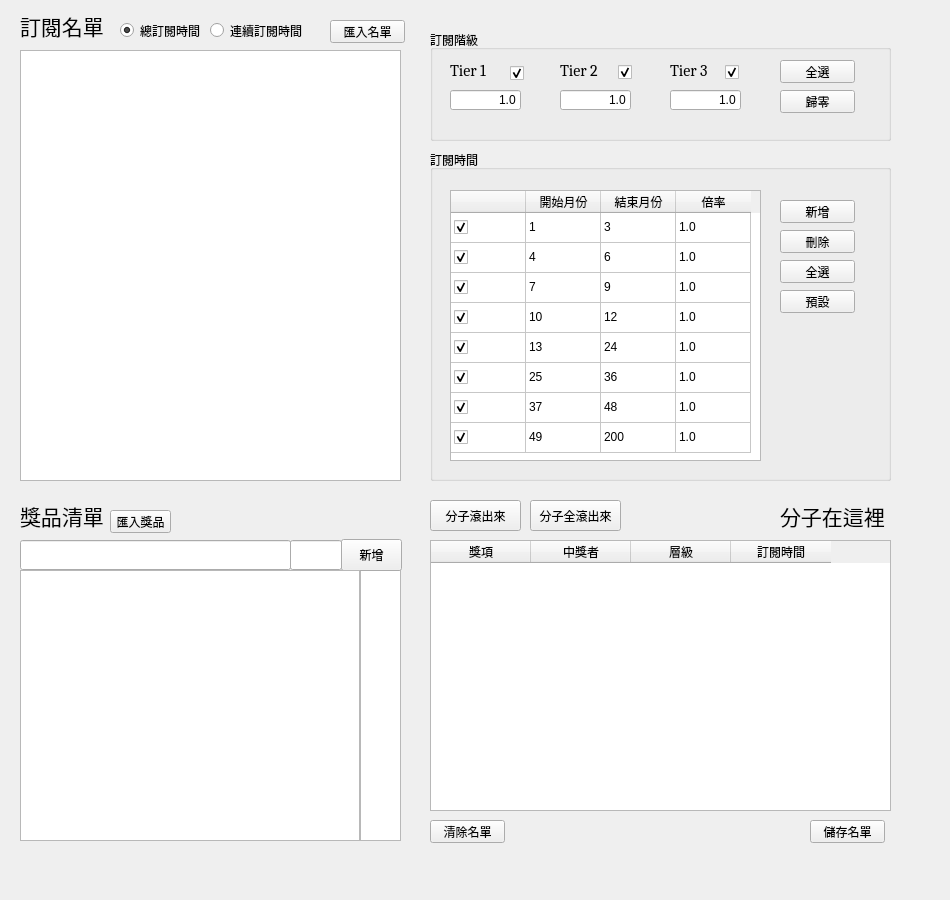
birsbear/twitch_raffle, file twitch_sub_v205.ui: the form before one commit.
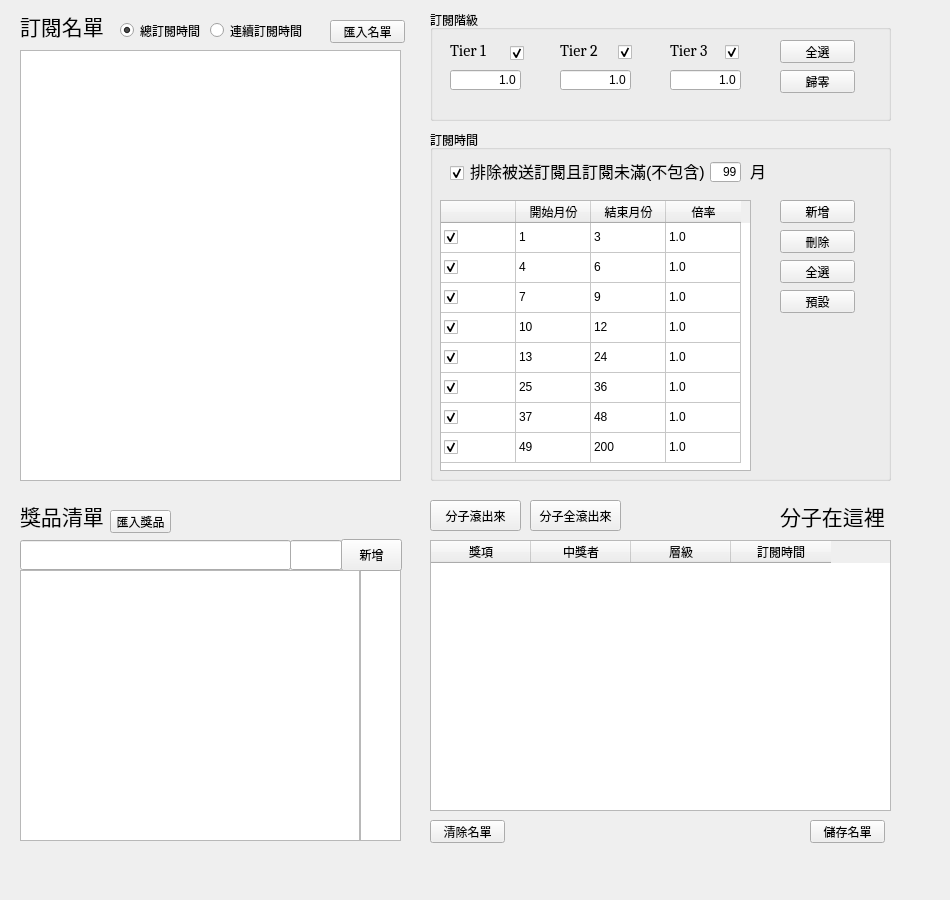
The form after the commit.

Commit message: 新增送禮排除

What changed in the file:
```diff
--- a/twitch_sub_v205.ui
+++ b/twitch_sub_v205.ui
@@ -23,7 +23,7 @@
    <property name="geometry">
     <rect>
      <x>430</x>
-     <y>30</y>
+     <y>10</y>
      <width>461</width>
      <height>111</height>
     </rect>
@@ -493,9 +493,9 @@
    <property name="geometry">
     <rect>
      <x>430</x>
-     <y>150</y>
+     <y>130</y>
      <width>461</width>
-     <height>331</height>
+     <height>351</height>
     </rect>
    </property>
    <property name="title">
@@ -504,8 +504,8 @@
    <widget class="QTableWidget" name="time_group">
     <property name="geometry">
      <rect>
-      <x>20</x>
-      <y>40</y>
+      <x>10</x>
+      <y>70</y>
       <width>311</width>
       <height>271</height>
      </rect>
@@ -768,7 +768,7 @@
     <property name="geometry">
      <rect>
       <x>350</x>
-      <y>50</y>
+      <y>70</y>
       <width>75</width>
       <height>23</height>
      </rect>
@@ -781,7 +781,7 @@
     <property name="geometry">
      <rect>
       <x>350</x>
-      <y>80</y>
+      <y>100</y>
       <width>75</width>
       <height>23</height>
      </rect>
@@ -794,7 +794,7 @@
     <property name="geometry">
      <rect>
       <x>350</x>
-      <y>140</y>
+      <y>160</y>
       <width>75</width>
       <height>23</height>
      </rect>
@@ -807,7 +807,7 @@
     <property name="geometry">
      <rect>
       <x>350</x>
-      <y>110</y>
+      <y>130</y>
       <width>75</width>
       <height>23</height>
      </rect>
@@ -816,6 +816,96 @@
      <string>全選</string>
     </property>
    </widget>
+   <widget class="QLabel" name="label">
+    <property name="geometry">
+     <rect>
+      <x>40</x>
+      <y>30</y>
+      <width>281</width>
+      <height>21</height>
+     </rect>
+    </property>
+    <property name="font">
+     <font>
+      <pointsize>12</pointsize>
+     </font>
+    </property>
+    <property name="frameShadow">
+     <enum>QFrame::Plain</enum>
+    </property>
+    <property name="text">
+     <string>排除被送訂閱且訂閱未滿(不包含)</string>
+    </property>
+    <property name="wordWrap">
+     <bool>false</bool>
+    </property>
+   </widget>
+   <widget class="QLineEdit" name="gift_month">
+    <property name="geometry">
+     <rect>
+      <x>280</x>
+      <y>32</y>
+      <width>31</width>
+      <height>20</height>
+     </rect>
+    </property>
+    <property name="font">
+     <font>
+      <pointsize>9</pointsize>
+     </font>
+    </property>
+    <property name="text">
+     <string>99</string>
+    </property>
+    <property name="alignment">
+     <set>Qt::AlignRight|Qt::AlignTrailing|Qt::AlignVCenter</set>
+    </property>
+   </widget>
+   <widget class="QLabel" name="label_4">
+    <property name="geometry">
+     <rect>
+      <x>320</x>
+      <y>30</y>
+      <width>21</width>
+      <height>21</height>
+     </rect>
+    </property>
+    <property name="font">
+     <font>
+      <pointsize>12</pointsize>
+     </font>
+    </property>
+    <property name="frameShadow">
+     <enum>QFrame::Plain</enum>
+    </property>
+    <property name="text">
+     <string>月</string>
+    </property>
+    <property name="wordWrap">
+     <bool>false</bool>
+    </property>
+   </widget>
+   <widget class="QCheckBox" name="check_gift">
+    <property name="geometry">
+     <rect>
+      <x>20</x>
+      <y>35</y>
+      <width>21</width>
+      <height>16</height>
+     </rect>
+    </property>
+    <property name="font">
+     <font>
+      <pointsize>14</pointsize>
+     </font>
+    </property>
+    <property name="text">
+     <string/>
+    </property>
+    <property name="checked">
+     <bool>true</bool>
+    </property>
+   </widget>
   </widget>
  </widget>
  <tabstops>
```
The commit also changes 3 other files.
